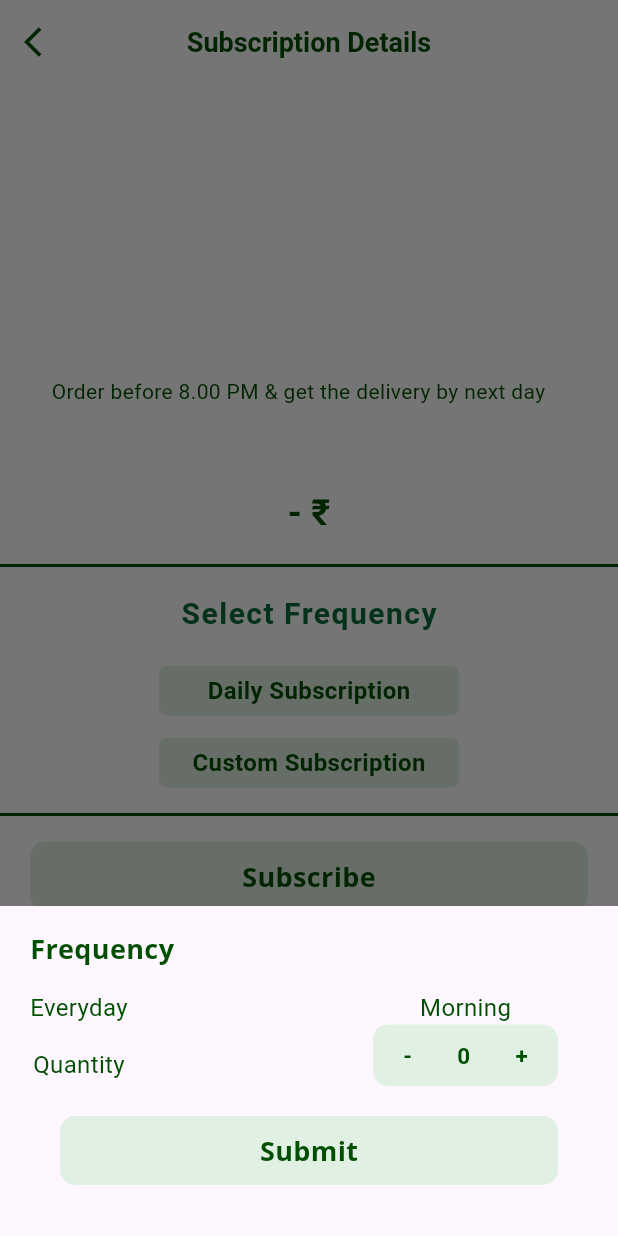
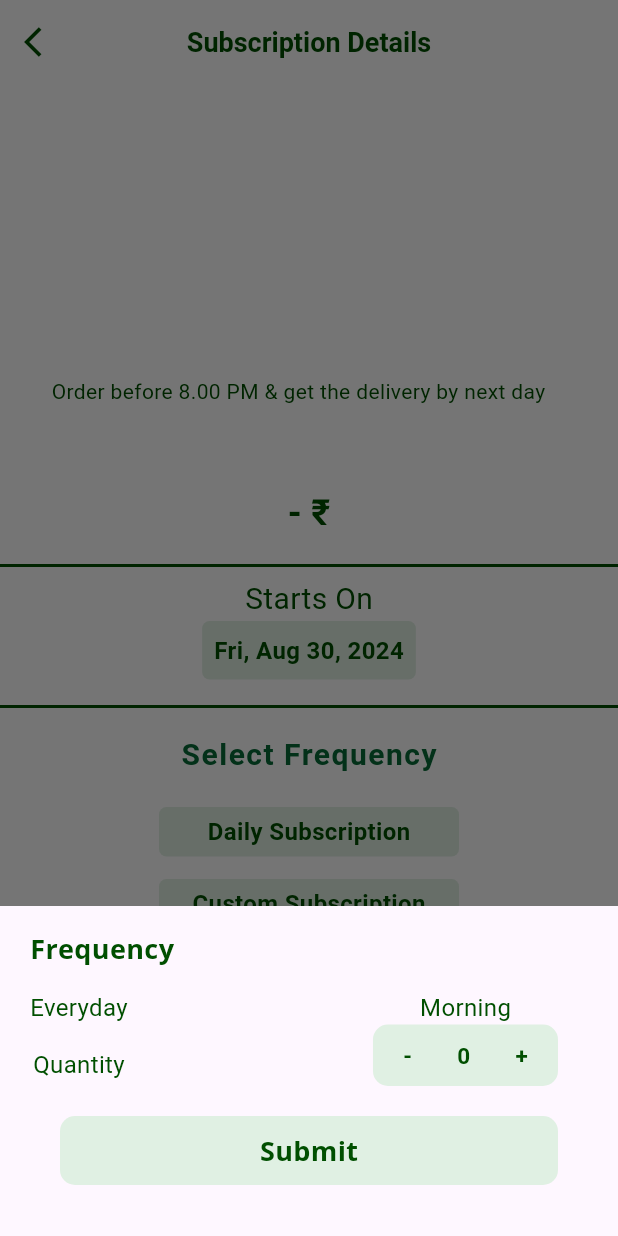
Before and after one commit to NigilDharsan/VilFresh, a Flutter app: the Subscription_Detail_Screen screen opened directly, after a tap on "Daily Subscription", on a phone screen of 412 x 824 dp. Run offline on Flutter 3.47's test engine with Material 3 defaults, Android fonts, the phone set to English and light mode, and no system bars; our stand-ins replace calendar_date_picker2, carousel_slider, dio, flutter_dash, flutter_easyloading, flutter_riverpod and 13 more; accounts and stored records are empty; generated files the repository leaves out were written again; network calls fail; Roboto replaces fonts that are missing (Montserrat); project files that could hold a hidden picture were left out.

Commit message:
Bug fixing

```diff
--- a/lib/Common_Widgets/Common_Pop_Up.dart
+++ b/lib/Common_Widgets/Common_Pop_Up.dart
@@ -1199,7 +1199,7 @@ Widget EveryDay_Pop(context) {
                             ),
                           ),
                           Text(
-                            "1 Kg",
+                            "1",
                             style: kgT,
                           ),
                           Padding(
@@ -1449,6 +1449,7 @@ class _EveryDay_Pop2State extends ConsumerState<EveryDay_Pop2> {
               padding: const EdgeInsets.only(top: 20, bottom: 50),
               child: Custom_Button(context, customTxt: 'Submit', onTap: () {
                 ShowToastMessage('Custom Subscription Added');
+                Navigator.pop(context);
               }),
             )
           ],
@@ -1570,13 +1571,13 @@ class _Frequency_PopUpState extends ConsumerState<Frequency_PopUp> {
                         child: Row(
                           mainAxisAlignment: MainAxisAlignment.start,
                           children: [
-                            Padding(
-                              padding: const EdgeInsets.only(
-                                  left: 20, right: 20, top: 10, bottom: 10),
-                              child: InkWell(
+                            InkWell(
                               onTap: () {
                                 _decrement();
                               },
+                              child: Padding(
+                                padding: const EdgeInsets.only(
+                                    left: 20, right: 20, top: 10, bottom: 10),
                                 child: Text(
                                   '-',
                                   style: kgT,
@@ -1591,13 +1592,13 @@ class _Frequency_PopUpState extends ConsumerState<Frequency_PopUp> {
                                 style: kgT,
                               ),
                             ),
-                            Padding(
-                              padding: const EdgeInsets.only(
-                                  left: 20, right: 20, top: 10, bottom: 10),
-                              child: InkWell(
+                            InkWell(
                               onTap: () {
                                 _increment();
                               },
+                              child: Padding(
+                                padding: const EdgeInsets.only(
+                                    left: 20, right: 20, top: 10, bottom: 10),
                                 child: Text(
                                   '+',
                                   style: kgT,
@@ -1662,6 +1663,7 @@ class _Frequency_PopUpState extends ConsumerState<Frequency_PopUp> {
                   customTxt: 'Submit',
                   onTap: () {
                     ShowToastMessage('Daily Subscription Added');
+                    Navigator.pop(context);
                   },
                 ),
               ),
--- a/lib/Home Screen/Cart_Screen.dart
+++ b/lib/Home Screen/Cart_Screen.dart
@@ -29,9 +29,14 @@ class _Cart_ScreeenState extends ConsumerState<Cart_Screeen> {
     // TODO: implement initState
     super.initState();
 
+    getUserID();
+  }
+
+  getUserID() async {
     formData = <String, dynamic>{
       "Category_ID": widget.Categories_Id,
       "Item_ID": widget.Item_Id,
+      "User_ID": await getuserId(),
     };
   }
 
--- a/lib/Model/CategoriesModel.dart
+++ b/lib/Model/CategoriesModel.dart
@@ -31,7 +31,7 @@ class CategoryData {
   String? day;
   String? item;
   String? itemID;
-  Null? uom;
+  String? uom;
   String? variant;
   String? CategoryName;
   String? actualPrice;
--- a/lib/Src/Subscription_Detail_Ui/Subscription_Detail_Screen.dart
+++ b/lib/Src/Subscription_Detail_Ui/Subscription_Detail_Screen.dart
@@ -125,73 +125,73 @@ class _Subscription_Detail_ScreenState
                 color: green2,
               ),
 
-              // Padding(
-              //   padding: const EdgeInsets.only(left: 20, right: 20, bottom: 10),
-              //   child: Row(
-              //     mainAxisAlignment: MainAxisAlignment.center,
-              //     children: [
-              //       Column(
-              //         children: [
-              //           Text(
-              //             "Starts On",
-              //             style: TextStyle(
-              //                 fontSize: 20,
-              //                 fontWeight: FontWeight.w400,
-              //                 color: green2),
-              //           ),
-              //           GestureDetector(
-              //             onTap: () => _selectDate(context, "Start"),
-              //             child: Container(
-              //               decoration: BoxDecoration(
-              //                   borderRadius: BorderRadius.circular(5),
-              //                   color: green5),
-              //               child: Padding(
-              //                 padding: const EdgeInsets.all(8.0),
-              //                 child: Center(
-              //                     child: Text(
-              //                   getFormattedDate(_selectedDate),
-              //                   style: startOnT,
-              //                 )),
-              //               ),
-              //             ),
-              //           )
-              //         ],
-              //       ),
-              //       const Spacer(),
-              //       Column(
-              //         children: [
-              //           Text(
-              //             "Ends On",
-              //             style: TextStyle(
-              //                 fontSize: 20,
-              //                 fontWeight: FontWeight.w400,
-              //                 color: green2),
-              //           ),
-              //           GestureDetector(
-              //             onTap: () => _selectDate(context, "End"),
-              //             child: Container(
-              //               decoration: BoxDecoration(
-              //                   borderRadius: BorderRadius.circular(5),
-              //                   color: green5),
-              //               child: Padding(
-              //                 padding: const EdgeInsets.all(8.0),
-              //                 child: Center(
-              //                     child: Text(
-              //                   getFormattedDate(_selectedToDate),
-              //                   style: startOnT,
-              //                 )),
-              //               ),
-              //             ),
-              //           )
-              //         ],
-              //       ),
-              //     ],
-              //   ),
-              // ),
-              // Divider(
-              //   thickness: 2,
-              //   color: green2,
-              // ),
+              Padding(
+                padding: const EdgeInsets.only(left: 20, right: 20, bottom: 10),
+                child: Row(
+                  mainAxisAlignment: MainAxisAlignment.center,
+                  children: [
+                    Column(
+                      children: [
+                        Text(
+                          "Starts On",
+                          style: TextStyle(
+                              fontSize: 20,
+                              fontWeight: FontWeight.w400,
+                              color: green2),
+                        ),
+                        GestureDetector(
+                          onTap: () => _selectDate(context, "Start"),
+                          child: Container(
+                            decoration: BoxDecoration(
+                                borderRadius: BorderRadius.circular(5),
+                                color: green5),
+                            child: Padding(
+                              padding: const EdgeInsets.all(8.0),
+                              child: Center(
+                                  child: Text(
+                                getFormattedDate(_selectedDate),
+                                style: startOnT,
+                              )),
+                            ),
+                          ),
+                        )
+                      ],
+                    ),
+                    // const Spacer(),
+                    // Column(
+                    //   children: [
+                    //     Text(
+                    //       "Ends On",
+                    //       style: TextStyle(
+                    //           fontSize: 20,
+                    //           fontWeight: FontWeight.w400,
+                    //           color: green2),
+                    //     ),
+                    //     GestureDetector(
+                    //       onTap: () => _selectDate(context, "End"),
+                    //       child: Container(
+                    //         decoration: BoxDecoration(
+                    //             borderRadius: BorderRadius.circular(5),
+                    //             color: green5),
+                    //         child: Padding(
+                    //           padding: const EdgeInsets.all(8.0),
+                    //           child: Center(
+                    //               child: Text(
+                    //             getFormattedDate(_selectedToDate),
+                    //             style: startOnT,
+                    //           )),
+                    //         ),
+                    //       ),
+                    //     )
+                    //   ],
+                    // ),
+                  ],
+                ),
+              ),
+              Divider(
+                thickness: 2,
+                color: green2,
+              ),
 
               //SELECT FREQUENCY
               Padding(
```
Also changed, not shown: lib/Src/Home_DashBoard_Ui/Home_DashBoard_Screen.dart (+41 -43 lines), lib/utilits/ApiService.dart (+21 -15 lines), lib/utilits/Landing.dart (+3 -5 lines). Lines whose indentation alone changed are shown as unchanged.
